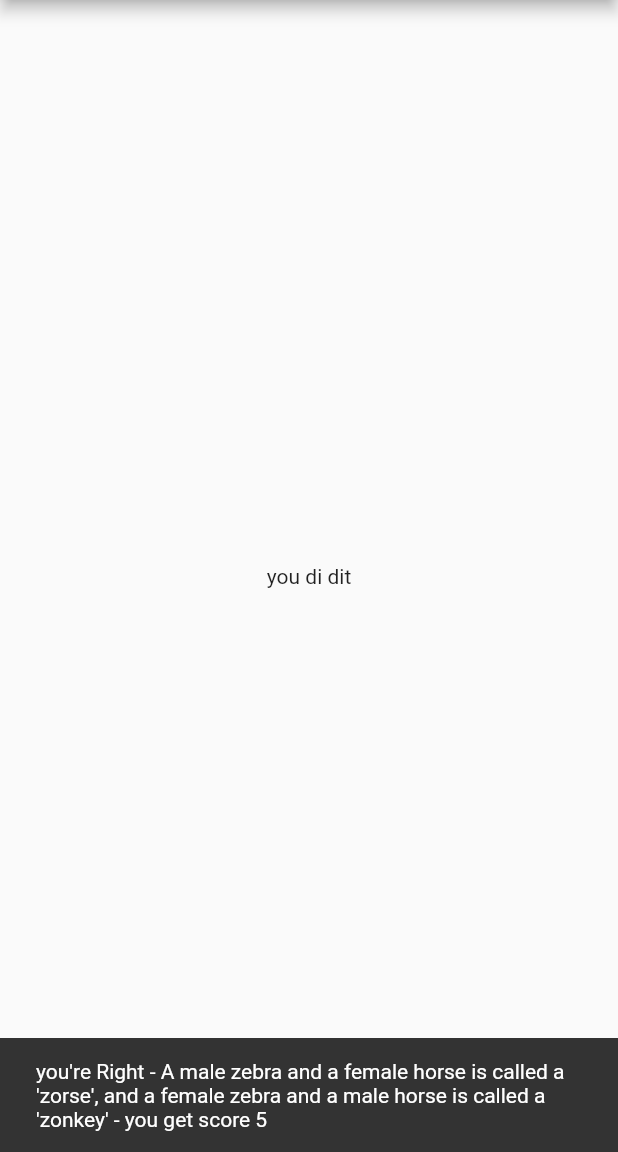
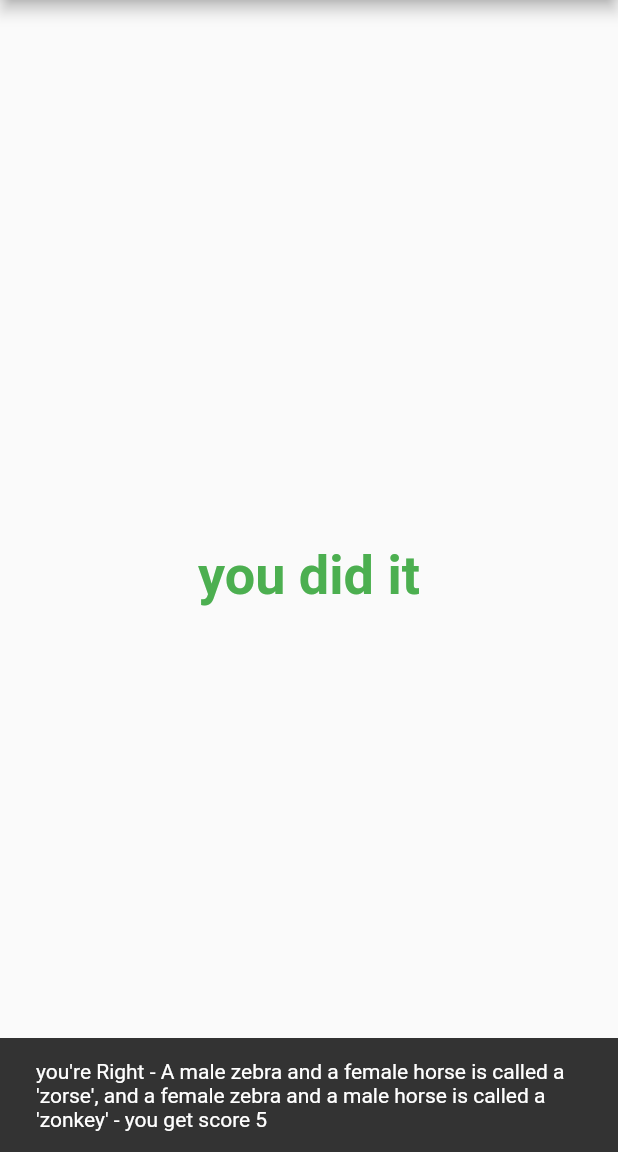
Before and after one commit to ridho-pratama-putra/flutter_app, a Flutter app: the screen it shows after launch, after a tap on "Correct", after a tap on "Wrong", on a phone screen of 412 x 824 dp, the part 84-1236 px from its top. Run offline on Flutter 3.47's test engine with Material 2 defaults, Android fonts, the phone set to English and light mode, and no system bars; our stand-ins replace firebase_core, firebase_crashlytics; accounts and stored records are empty; generated files the repository leaves out were written again.

Commit message:
change color of text

```diff
--- a/lib/main.dart
+++ b/lib/main.dart
@@ -79,7 +79,7 @@ class _MyHomePageState extends State<MyHomePage> {
         body: _questionsIndex != questions.length
             ? QuestionWidget(question: questions[_questionsIndex].question)
             : const Center(
-                child: Text("you di dit"),
+                child: Text("you did it", style: TextStyle(fontSize: 36, fontWeight: FontWeight.bold, color: Colors.green)),
               ),
         bottomSheet: _questionsIndex != questions.length
             ? RightOrWrongButton(isAnswerCorrect: _isAnswerCorrect)
```
